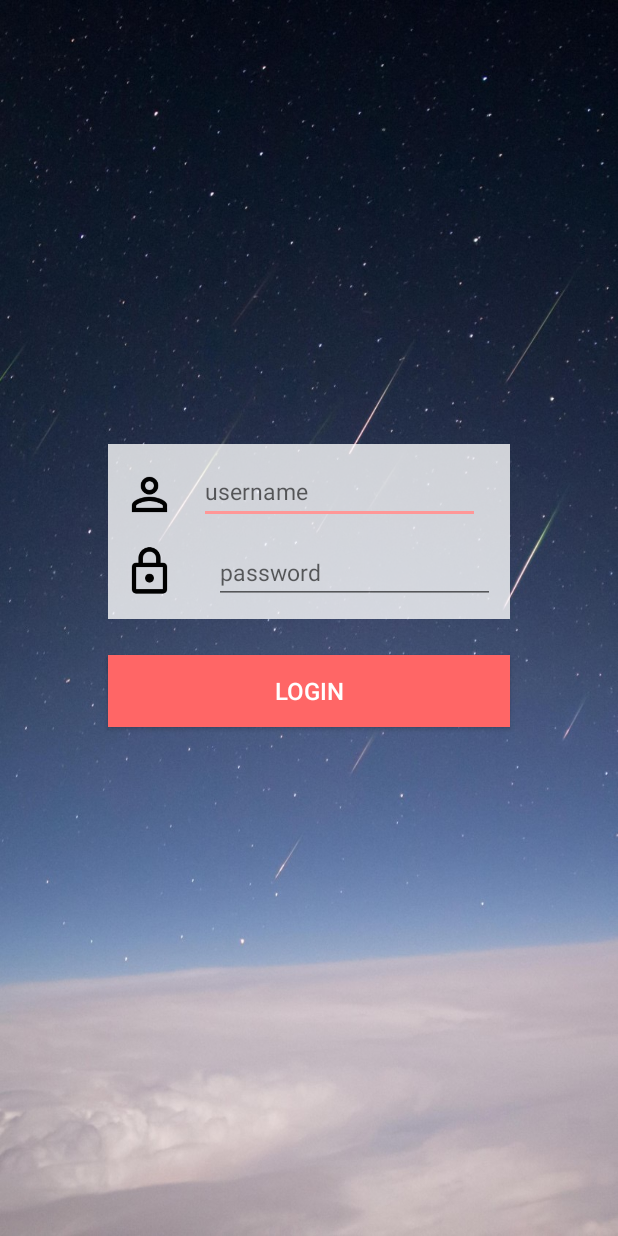
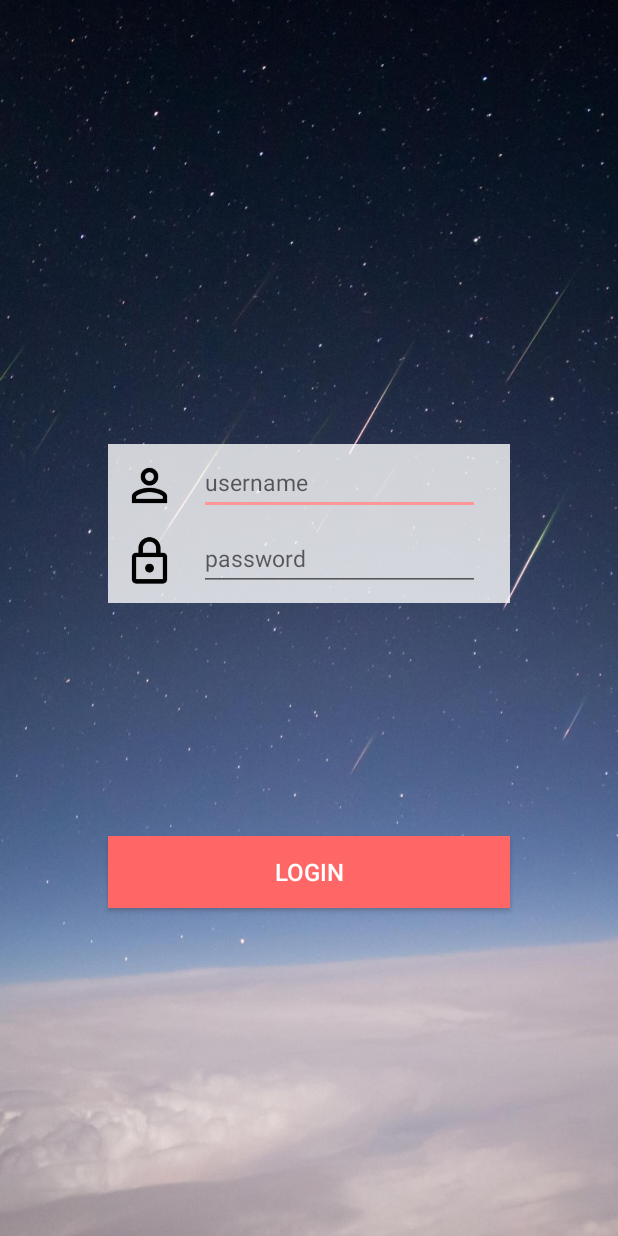
Before and after one commit to richardyjtian/memory-frame, an Android app: the SecondActivity screen opened directly, with no data from a screen before it, on a phone screen of 412 x 824 dp. Run offline under Robolectric (Android 15) with nearby library versions, the phone set to English and light mode, and no system bars.

Commit message:
changed component layout in login page

```diff
--- a/GUI/frame/app/src/main/java/com/example/frame/SecondActivity.java
+++ b/GUI/frame/app/src/main/java/com/example/frame/SecondActivity.java
@@ -29,7 +29,7 @@ public class SecondActivity extends AppCompatActivity {
     float downX, downY;
     float screenWidth, screenHeight;
 
-    EditText username;
+    EditText username, password;
 
     @Override
     protected void onCreate(Bundle savedInstanceState) {
@@ -42,11 +42,14 @@ public class SecondActivity extends AppCompatActivity {
         screenWidth = metrics.widthPixels;
         screenHeight = metrics.heightPixels;
 
-        View v = findViewById(R.id.bg2);
-        v.getBackground().setAlpha(200);
+        View v1 = findViewById(R.id.bg2);
+        v1.getBackground().setAlpha(200);
+        View v2 = findViewById(R.id.bgpwd);
+        v2.getBackground().setAlpha(200);
 
         loginBtn = (Button) findViewById(R.id.loginButton);
         username = (EditText) findViewById(R.id.username);
+        password = (EditText) findViewById(R.id.password);
 
         loginBtn.setOnClickListener(new View.OnClickListener() {
             @Override
@@ -63,6 +66,15 @@ public class SecondActivity extends AppCompatActivity {
                 return (event.getKeyCode() == KeyEvent.KEYCODE_ENTER);
             }
         });
+
+        username.setOnEditorActionListener(new TextView.OnEditorActionListener(){
+
+            @Override
+            public boolean onEditorAction(TextView v, int actionId, KeyEvent event) {
+                return (event.getKeyCode() == KeyEvent.KEYCODE_ENTER);
+            }
+        });
+
     }
 
     @Override
--- a/GUI/frame/app/src/main/res/layout/activity_second.xml
+++ b/GUI/frame/app/src/main/res/layout/activity_second.xml
@@ -1,13 +1,12 @@
 <?xml version="1.0" encoding="utf-8"?>
-<android.support.constraint.ConstraintLayout
-    xmlns:android="http://schemas.android.com/apk/res/android"
+<android.support.constraint.ConstraintLayout xmlns:android="http://schemas.android.com/apk/res/android"
     xmlns:app="http://schemas.android.com/apk/res-auto"
     xmlns:tools="http://schemas.android.com/tools"
     android:id="@+id/bg"
-    android:orientation="vertical"
     android:layout_width="match_parent"
     android:layout_height="match_parent"
     android:background="@drawable/lbackground"
+    android:orientation="vertical"
     tools:context=".SecondActivity">
 
     <android.support.constraint.ConstraintLayout xmlns:android="http://schemas.android.com/apk/res/android"
@@ -16,24 +15,26 @@
         android:id="@+id/bg2"
         android:layout_width="0dp"
         android:layout_height="wrap_content"
-        app:layout_constraintWidth_percent="0.65"
         android:layout_marginTop="296dp"
         android:background="#FFFFFF"
         android:gravity="center"
         app:layout_constraintEnd_toEndOf="parent"
         app:layout_constraintHorizontal_bias="0.5"
         app:layout_constraintStart_toStartOf="parent"
-        app:layout_constraintTop_toTopOf="parent">
+        app:layout_constraintTop_toTopOf="parent"
+        app:layout_constraintWidth_percent="0.65">
 
         <ImageView
             android:id="@+id/person"
             android:layout_width="35dp"
             android:layout_height="35dp"
-            android:layout_marginTop="16dp"
+            android:layout_marginStart="10dp"
+            android:layout_marginLeft="10dp"
+            android:layout_marginTop="10dp"
+            android:layout_marginBottom="5dp"
             android:src="@drawable/outline_perm_identity_black_48dp"
-            android:layout_marginLeft="10dp"
-            android:layout_marginStart="10dp"
             app:layout_constraintLeft_toLeftOf="@+id/bg2"
+            app:layout_constraintBottom_toBottomOf="@+id/bg2"
             app:layout_constraintStart_toStartOf="@+id/bg2"
             app:layout_constraintTop_toTopOf="@+id/bg2" />
 
@@ -41,11 +42,10 @@
             android:id="@+id/username"
             android:layout_width="0dp"
             android:layout_height="43dp"
-            app:layout_constraintWidth_percent="0.7"
             android:layout_gravity="center"
             android:layout_marginStart="5dp"
             android:layout_marginLeft="5dp"
-            android:layout_marginTop="10dp"
+            android:layout_marginTop="4dp"
             android:layout_marginEnd="10dp"
             android:layout_marginRight="10dp"
             android:hint="username"
@@ -56,7 +56,24 @@
             app:layout_constraintLeft_toRightOf="@+id/person"
             app:layout_constraintRight_toRightOf="@id/bg2"
             app:layout_constraintStart_toEndOf="@id/person"
-            app:layout_constraintTop_toTopOf="@id/bg2" />
+            app:layout_constraintTop_toTopOf="@id/bg2"
+            app:layout_constraintWidth_percent="0.7" />
+
+    </android.support.constraint.ConstraintLayout>
+
+    <android.support.constraint.ConstraintLayout xmlns:android="http://schemas.android.com/apk/res/android"
+        xmlns:app="http://schemas.android.com/apk/res-auto"
+        xmlns:tools="http://schemas.android.com/tools"
+        android:id="@+id/bgpwd"
+        android:layout_width="0dp"
+        android:layout_height="wrap_content"
+        android:layout_marginStart="72dp"
+        android:layout_marginLeft="72dp"
+        android:background="#FFFFFF"
+        android:layout_marginTop="0dp"
+        app:layout_constraintStart_toStartOf="parent"
+        app:layout_constraintTop_toBottomOf="@id/bg2"
+        app:layout_constraintWidth_percent="0.65">
 
         <ImageView
             android:id="@+id/lock"
@@ -64,34 +81,34 @@
             android:layout_height="35dp"
             android:layout_marginStart="10dp"
             android:layout_marginLeft="10dp"
-            android:layout_marginTop="16dp"
-            android:layout_marginBottom="13dp"
+            android:layout_marginTop="10dp"
+            android:layout_marginBottom="10dp"
             android:src="@drawable/outline_lock_black_48dp"
-            app:layout_constraintLeft_toLeftOf="@+id/bg2"
-            app:layout_constraintStart_toStartOf="@+id/bg2"
-            app:layout_constraintTop_toBottomOf="@+id/person" />
+            app:layout_constraintLeft_toLeftOf="@+id/bgpwd"
+            app:layout_constraintStart_toStartOf="@+id/bgpwd"
+            app:layout_constraintTop_toTopOf="@+id/bgpwd"
+            app:layout_constraintBottom_toBottomOf="@id/bgpwd"/>
 
         <EditText
             android:id="@+id/password"
             android:layout_width="0dp"
-            android:layout_height="38dp"
-            app:layout_constraintWidth_percent="0.7"
+            android:layout_height="43dp"
+            android:layout_gravity="center"
             android:layout_marginStart="5dp"
             android:layout_marginLeft="5dp"
-            android:layout_marginTop="15dp"
+            android:layout_marginTop="4dp"
             android:layout_marginEnd="10dp"
             android:layout_marginRight="10dp"
-            android:layout_marginBottom="10dp"
             android:hint="password"
-            android:inputType="textPassword"
-            android:singleLine="true"
+            android:maxLines="1"
+            android:textColor="@android:color/black"
             android:textSize="15sp"
-            app:layout_constraintBottom_toBottomOf="parent"
+            app:layout_constraintEnd_toEndOf="@id/bgpwd"
             app:layout_constraintLeft_toRightOf="@+id/lock"
-            app:layout_constraintRight_toRightOf="@id/bg2"
-            app:layout_constraintEnd_toEndOf="@id/bg2"
-            app:layout_constraintTop_toBottomOf="@+id/username"
-            app:layout_constraintVertical_bias="0.0" />
+            app:layout_constraintRight_toRightOf="@id/bgpwd"
+            app:layout_constraintStart_toEndOf="@id/lock"
+            app:layout_constraintTop_toTopOf="@id/bgpwd"
+            app:layout_constraintWidth_percent="0.7" />
 
     </android.support.constraint.ConstraintLayout>
 
@@ -99,18 +116,17 @@
         android:id="@+id/loginButton"
         android:layout_width="0dp"
         android:layout_height="48dp"
-        app:layout_constraintWidth_percent="0.65"
         android:layout_marginTop="24dp"
         android:background="#FF6666"
         android:text="LOGIN"
+        android:textColor="#FFFFFF"
         android:textSize="16sp"
-        android:textColor="#FFFFFF"
         app:layout_constraintBottom_toBottomOf="parent"
         app:layout_constraintEnd_toEndOf="parent"
-        app:layout_constraintHorizontal_bias="0.5"
         app:layout_constraintStart_toStartOf="parent"
         app:layout_constraintTop_toBottomOf="@+id/bg2"
-        app:layout_constraintVertical_bias="0.0" />
+        app:layout_constraintVertical_bias="0.461"
+        app:layout_constraintWidth_percent="0.65" />
 
 
 </android.support.constraint.ConstraintLayout>
```
